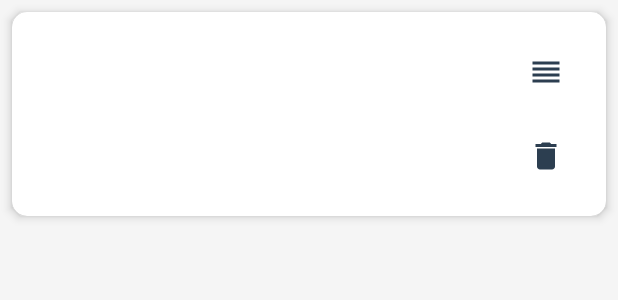
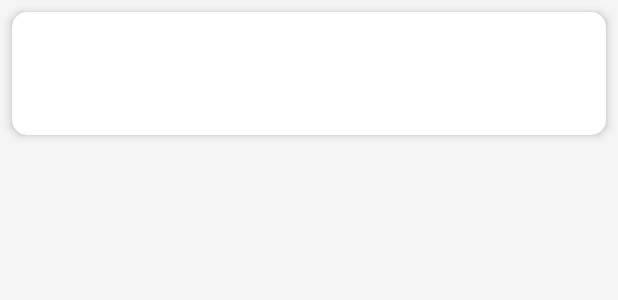
Before and after one commit to imendezr/gestion-academica-app, an Android app: the layout item_carrera_curso.xml on its own in the app's theme, with its tools: preview values and no code run, on a phone screen of 412 x 824 dp. Shown: the top 300 px of the screen. Run offline under Robolectric (Android 15) with nearby library versions, the phone set to English and light mode, and no system bars.

Commit message:
Swipe adaptado
Eliminacion de botones en carrera curso y añadi colores al hacer swipe

```diff
--- a/app/src/main/res/layout/item_carrera_curso.xml
+++ b/app/src/main/res/layout/item_carrera_curso.xml
@@ -10,18 +10,9 @@
     <LinearLayout
         android:layout_width="match_parent"
         android:layout_height="wrap_content"
-        android:baselineAligned="false"
-        android:gravity="center_vertical"
         android:minHeight="80dp"
-        android:orientation="horizontal"
+        android:orientation="vertical"
         android:padding="16dp">
-
-        <!-- Texto a la izquierda -->
-        <LinearLayout
-            android:layout_width="0dp"
-            android:layout_height="wrap_content"
-            android:layout_weight="1"
-            android:orientation="vertical">
 
         <TextView
             android:id="@+id/tvNombre"
@@ -41,35 +32,6 @@
             android:contentDescription="@string/content_desc_ciclo_curso"
             android:textColor="@color/colorTextSecondary"
             android:textSize="15sp" />
-        </LinearLayout>
 
-        <!-- Botones a la derecha -->
-        <LinearLayout
-            android:layout_width="wrap_content"
-            android:layout_height="wrap_content"
-            android:gravity="center"
-            android:orientation="vertical">
-
-            <ImageButton
-                android:id="@+id/btnReorder"
-                android:layout_width="48dp"
-                android:layout_height="48dp"
-                android:layout_marginBottom="8dp"
-                android:background="?attr/selectableItemBackgroundBorderless"
-                android:contentDescription="@string/content_desc_reordenar_curso"
-                android:scaleType="centerInside"
-                android:src="@drawable/ic_reorder"
-                card_view:tint="@color/colorTextPrimary" />
-
-            <ImageButton
-                android:id="@+id/btnDelete"
-                android:layout_width="48dp"
-                android:layout_height="48dp"
-                android:background="?attr/selectableItemBackgroundBorderless"
-                android:contentDescription="@string/content_desc_eliminar_curso"
-                android:scaleType="centerInside"
-                android:src="@drawable/ic_delete"
-                card_view:tint="@color/colorTextPrimary" />
-        </LinearLayout>
     </LinearLayout>
 </androidx.cardview.widget.CardView>
```
Also changed, not shown: app/src/main/java/com/example/gestionacademicaapp/ui/carreras/CarreraCursosAdapter.kt (+8 -6 lines), app/src/main/java/com/example/gestionacademicaapp/ui/carreras/CarreraCursosFragment.kt (+26 -0 lines), app/src/main/java/com/example/gestionacademicaapp/utils/Extensions.kt (+110 -3 lines). Lines whose indentation alone changed are shown as unchanged.
